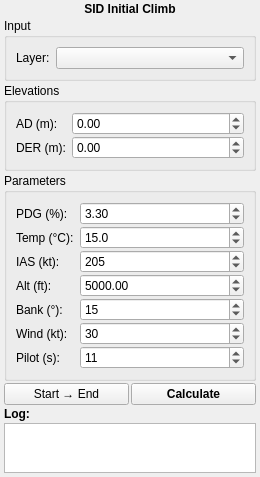
FLYGHT7/qpansopy, file Q_Pansopy/ui/departures/qpansopy_sid_initial_dockwidget.ui: the form before one commit.
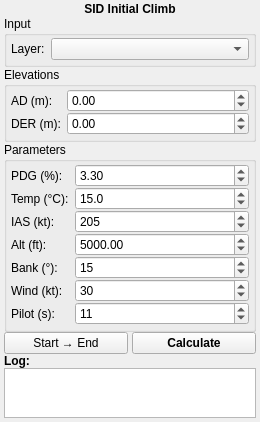
The form after the commit. Custom widgets are drawn as their Qt base class.

Commit message:
fix(ui): Push all elements to top with vertical spacer
- Added vertical spacer at bottom to push all content up
- Set all GroupBox sizePolicy to Fixed vertical
- Reduced spacing to 0 between main layout items
- Reduced internal margins in all FormLayouts
- All elements now compact at top of widget

What changed in the file:
```diff
--- a/Q_Pansopy/ui/departures/qpansopy_sid_initial_dockwidget.ui
+++ b/Q_Pansopy/ui/departures/qpansopy_sid_initial_dockwidget.ui
@@ -13,7 +13,7 @@
   <property name="minimumSize">
    <size>
     <width>240</width>
-    <height>380</height>
+    <height>350</height>
    </size>
   </property>
   <property name="maximumSize">
@@ -28,7 +28,7 @@
   <widget class="QWidget" name="dockWidgetContents">
    <layout class="QVBoxLayout" name="verticalLayout">
     <property name="spacing">
-     <number>2</number>
+     <number>0</number>
     </property>
     <property name="leftMargin">
      <number>4</number>
@@ -61,12 +61,30 @@
     </item>
     <item>
      <widget class="QGroupBox" name="layerGroupBox">
+      <property name="sizePolicy">
+       <sizepolicy hsizetype="Preferred" vsizetype="Fixed">
+        <horstretch>0</horstretch>
+        <verstretch>0</verstretch>
+       </sizepolicy>
+      </property>
       <property name="title">
        <string>Input</string>
       </property>
       <layout class="QFormLayout" name="layerFormLayout">
        <property name="verticalSpacing">
-        <number>1</number>
+        <number>0</number>
+       </property>
+       <property name="leftMargin">
+        <number>4</number>
+       </property>
+       <property name="topMargin">
+        <number>2</number>
+       </property>
+       <property name="rightMargin">
+        <number>4</number>
+       </property>
+       <property name="bottomMargin">
+        <number>4</number>
        </property>
        <item row="0" column="0">
         <widget class="QLabel" name="runwayLayerLabel">
@@ -83,12 +101,30 @@
     </item>
     <item>
      <widget class="QGroupBox" name="elevationGroupBox">
+      <property name="sizePolicy">
+       <sizepolicy hsizetype="Preferred" vsizetype="Fixed">
+        <horstretch>0</horstretch>
+        <verstretch>0</verstretch>
+       </sizepolicy>
+      </property>
       <property name="title">
        <string>Elevations</string>
       </property>
       <layout class="QFormLayout" name="elevationFormLayout">
        <property name="verticalSpacing">
-        <number>1</number>
+        <number>0</number>
+       </property>
+       <property name="leftMargin">
+        <number>4</number>
+       </property>
+       <property name="topMargin">
+        <number>2</number>
+       </property>
+       <property name="rightMargin">
+        <number>4</number>
+       </property>
+       <property name="bottomMargin">
+        <number>4</number>
        </property>
        <item row="0" column="0">
         <widget class="QLabel" name="adElevLabel">
@@ -141,12 +177,30 @@
     </item>
     <item>
      <widget class="QGroupBox" name="parametersGroupBox">
+      <property name="sizePolicy">
+       <sizepolicy hsizetype="Preferred" vsizetype="Fixed">
+        <horstretch>0</horstretch>
+        <verstretch>0</verstretch>
+       </sizepolicy>
+      </property>
       <property name="title">
        <string>Parameters</string>
       </property>
       <layout class="QFormLayout" name="parametersFormLayout">
        <property name="verticalSpacing">
-        <number>1</number>
+        <number>0</number>
+       </property>
+       <property name="leftMargin">
+        <number>4</number>
+       </property>
+       <property name="topMargin">
+        <number>2</number>
+       </property>
+       <property name="rightMargin">
+        <number>4</number>
+       </property>
+       <property name="bottomMargin">
+        <number>4</number>
        </property>
        <item row="0" column="0">
         <widget class="QLabel" name="pdgLabel">
@@ -308,6 +362,9 @@
     </item>
     <item>
      <layout class="QHBoxLayout" name="directionCalculateLayout">
+      <property name="spacing">
+       <number>4</number>
+      </property>
       <item>
        <widget class="QPushButton" name="directionButton">
         <property name="text">
@@ -360,7 +417,7 @@
       <property name="maximumSize">
        <size>
         <width>16777215</width>
-        <height>60</height>
+        <height>55</height>
        </size>
       </property>
       <property name="readOnly">
@@ -368,6 +425,19 @@
       </property>
      </widget>
     </item>
+    <item>
+     <spacer name="verticalSpacer">
+      <property name="orientation">
+       <enum>Qt::Vertical</enum>
+      </property>
+      <property name="sizeHint" stdset="0">
+       <size>
+        <width>20</width>
+        <height>40</height>
+       </size>
+      </property>
+     </spacer>
+    </item>
    </layout>
   </widget>
  </widget>
```
